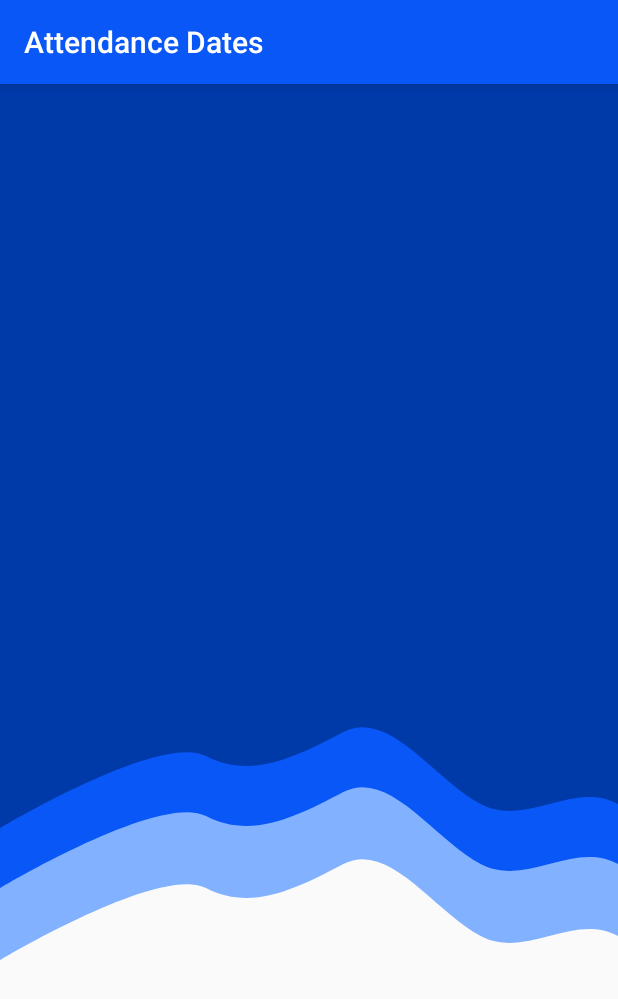
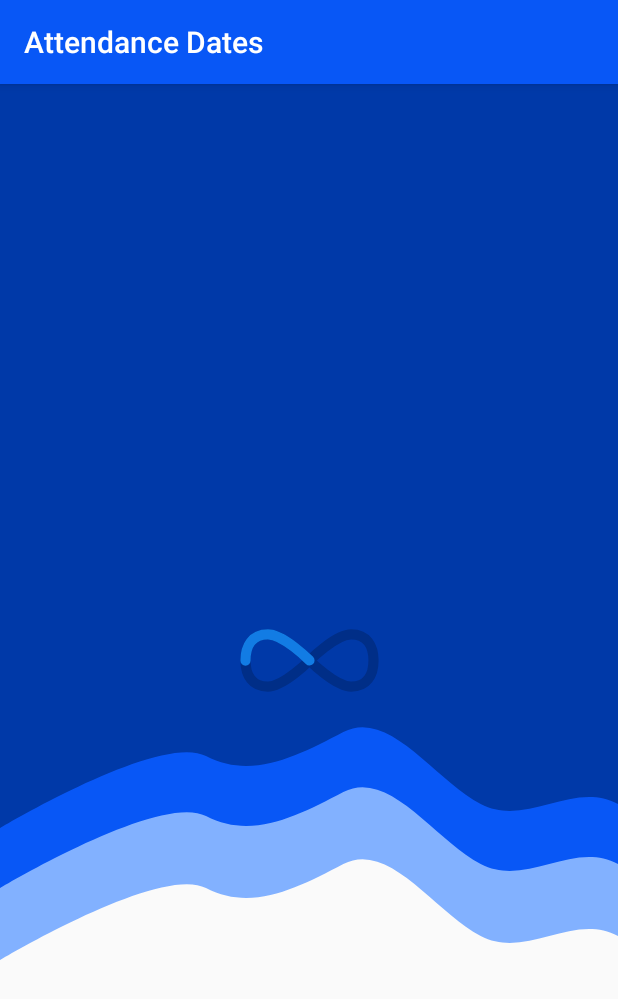
Before and after one commit to Er-Mayur/QR-Firebase-Attendance-Admin-App, an Android app: the AttendanceDisplayActivity screen opened directly, with no data from a screen before it, on a phone screen of 412 x 824 dp. Shown: the top 999 px of the screen. Run offline under Robolectric (Android 15) with nearby library versions, the phone set to English and light mode, and no system bars; our stand-ins replace Firebase (no records; nobody signed in at launch, a user with empty details on screens opened directly); Roboto replaces fonts that are not available here.

Commit message:
Attendance display & SMS sending

```diff
--- a/app/src/main/java/com/ermayurmahajan/mcoeadminapp/AttendanceDataActivity.java
+++ b/app/src/main/java/com/ermayurmahajan/mcoeadminapp/AttendanceDataActivity.java
@@ -34,7 +34,7 @@ public class AttendanceDataActivity extends AppCompatActivity {
     private DatabaseReference attendanceRef, registerRef, present, absent, studentIDToData;
     private String textClassName, textAcademicYear, textDate, textYearSelected, textSubjectSelected, textSelectSelected, textSEMSelected, classroomID;
     private String textStudentFullName, textRollNo, textBatch, textStudentMobileNumber;
-    private TextView txtDetails, txtNoRecord;
+    private TextView txtDetails;
     private LottieAnimationView loading;
     boolean isPresent = false;
     @Override
@@ -45,7 +45,7 @@ public class AttendanceDataActivity extends AppCompatActivity {
 
         recyclerView = findViewById(R.id.recycler_view);
         txtDetails = findViewById(R.id.txt_details);
-        txtNoRecord = findViewById(R.id.txt_no_record);
+
         loading = findViewById(R.id.loading);
 
         recyclerView.setLayoutManager(new LinearLayoutManager(AttendanceDataActivity.this));
@@ -102,7 +102,6 @@ public class AttendanceDataActivity extends AppCompatActivity {
                 }
                 else if (!isPresent){
                     loading.setVisibility(View.GONE);
-                    txtNoRecord.setVisibility(View.VISIBLE);
                 }
             }
             @Override
--- a/app/src/main/java/com/ermayurmahajan/mcoeadminapp/AttendanceDisplayActivity.java
+++ b/app/src/main/java/com/ermayurmahajan/mcoeadminapp/AttendanceDisplayActivity.java
@@ -2,12 +2,14 @@ package com.ermayurmahajan.mcoeadminapp;
 
 import android.content.Intent;
 import android.os.Bundle;
+import android.view.View;
 import android.widget.Toast;
 import androidx.annotation.NonNull;
 import androidx.appcompat.app.AppCompatActivity;
 import androidx.recyclerview.widget.GridLayoutManager;
 import androidx.recyclerview.widget.RecyclerView;
 
+import com.airbnb.lottie.LottieAnimationView;
 import com.google.firebase.FirebaseApp;
 import com.google.firebase.database.DataSnapshot;
 import com.google.firebase.database.DatabaseError;
@@ -21,6 +23,9 @@ public class AttendanceDisplayActivity extends AppCompatActivity {
 
     private FirebaseDatabase database;
     private ReadWriteDetails readUserDetails;
+
+    private LottieAnimationView loading;
+
 
     private ArrayList<DateListModel> arrayListModel = new ArrayList<DateListModel>();
     RecyclerView recyclerView;
@@ -45,6 +50,8 @@ public class AttendanceDisplayActivity extends AppCompatActivity {
         adapter = new DateRecyclerAdapter(AttendanceDisplayActivity.this, arrayListModel);
         recyclerView.setAdapter(adapter);
 
+
+        loading = findViewById(R.id.loading);
 
         // Get the Intent that started this activity
         Intent intent = getIntent();
@@ -75,6 +82,7 @@ public class AttendanceDisplayActivity extends AppCompatActivity {
                     // Get the key (which is the date)
                     String date = dateSnapshot.getKey();
                     arrayListModel.add(new DateListModel(date, classroomID, textClassName, textDetails, textYear, textSubject, textAcademicYear, textSem));// Modify according to your ClassListModel constructor
+                    loading.setVisibility(View.GONE);
                 }
                 adapter.notifyDataSetChanged(); // Notify the adapter of data changes
 
--- a/app/src/main/java/com/ermayurmahajan/mcoeadminapp/AttendanceFragment.java
+++ b/app/src/main/java/com/ermayurmahajan/mcoeadminapp/AttendanceFragment.java
@@ -233,7 +233,7 @@ public class AttendanceFragment extends Fragment {
                             // Check if the student ID is not in the presentStudentIds HashSet
                             if (!presentStudentIds.contains(studentId)) {
                                 // Add the student ID to the map of absent students
-                                absentStudents.put(studentId, true);
+                                absentStudents.put(studentId, false);
                             }
                         }
 
@@ -257,7 +257,6 @@ public class AttendanceFragment extends Fragment {
     @Override
     public void onDestroy() {
         super.onDestroy();
-        setAbsentStudent();
     }
     @Override
     public void onPause() {
--- a/app/src/main/res/layout/attendance_display_activity.xml
+++ b/app/src/main/res/layout/attendance_display_activity.xml
@@ -1,8 +1,16 @@
-<androidx.coordinatorlayout.widget.CoordinatorLayout
-    xmlns:android="http://schemas.android.com/apk/res/android"
+<androidx.constraintlayout.widget.ConstraintLayout xmlns:android="http://schemas.android.com/apk/res/android"
+    xmlns:tools="http://schemas.android.com/tools"
+    android:id="@+id/main"
     android:layout_width="match_parent"
+    android:layout_height="match_parent"
+    xmlns:app="http://schemas.android.com/apk/res-auto"
     android:background="@drawable/wavy_background"
-    android:layout_height="match_parent">
+    tools:context=".AttendanceDisplayActivity">
+
+    <RelativeLayout
+        android:layout_width="match_parent"
+        android:layout_height="wrap_content"
+        tools:ignore="MissingConstraints">
 
         <androidx.recyclerview.widget.RecyclerView
             android:id="@+id/rvDates"
@@ -13,4 +21,19 @@
             android:layout_gravity="center_horizontal"
             android:fitsSystemWindows="true"/>
 
-</androidx.coordinatorlayout.widget.CoordinatorLayout>
+    </RelativeLayout>
+
+    <com.airbnb.lottie.LottieAnimationView
+        android:id="@+id/loading"
+        android:layout_width="150dp"
+        android:layout_height="150dp"
+        android:padding="5dp"
+        android:scaleType="centerCrop"
+        app:layout_constraintBottom_toBottomOf="parent"
+        app:layout_constraintEnd_toEndOf="parent"
+        app:layout_constraintStart_toStartOf="parent"
+        app:layout_constraintTop_toTopOf="parent"
+        app:lottie_autoPlay="true"
+        app:lottie_fileName="loading.json"
+        app:lottie_loop="true" />
+</androidx.constraintlayout.widget.ConstraintLayout>
```
Also changed, not shown: app/src/main/java/com/ermayurmahajan/mcoeadminapp/ClassInfoFragment.java (+13 -0 lines), app/src/main/res/layout/attendance_data_activity.xml (+5 -15 lines), app/src/main/res/layout/student_card_view.xml (+6 -6 lines). Lines whose indentation alone changed are shown as unchanged.
